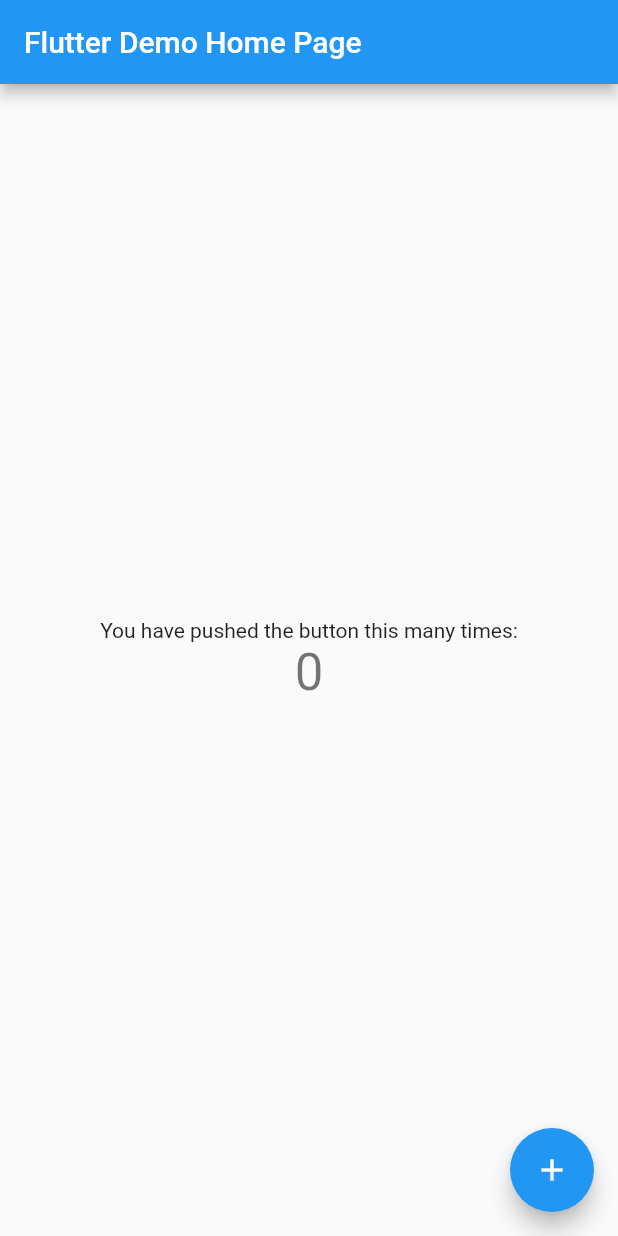
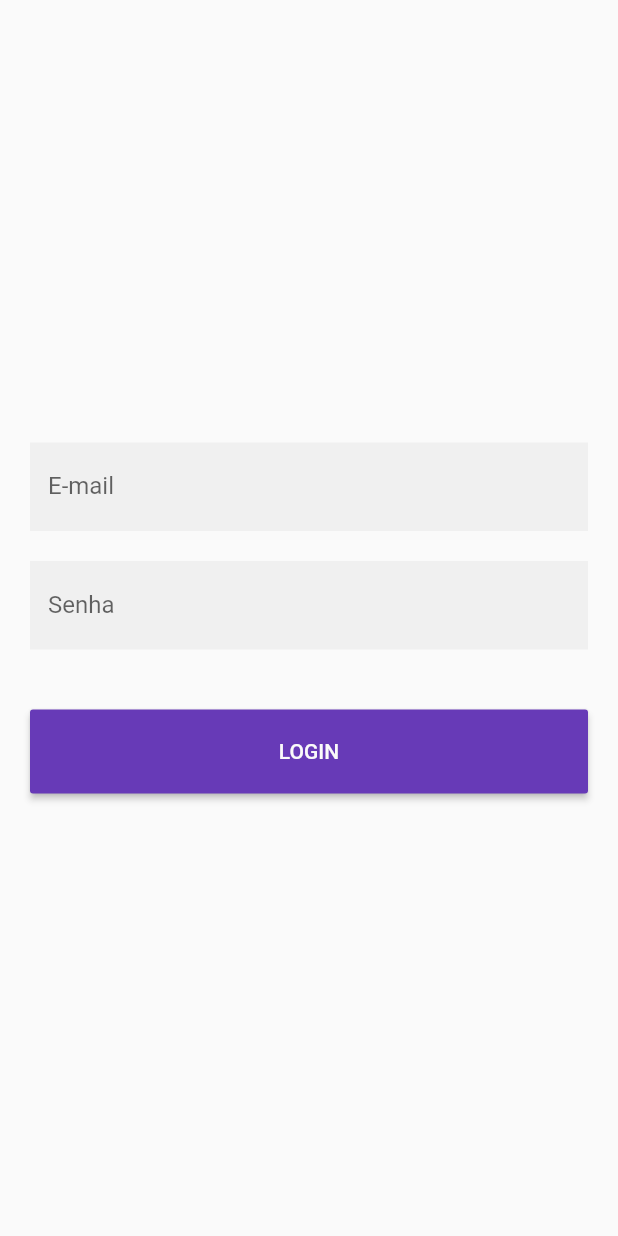
Before and after one commit to kleberandrade/adotai-flutter, a Flutter app: the screen it shows after launch, on a phone screen of 412 x 824 dp. Run offline on Flutter 3.47's test engine with Material 2 defaults, Android fonts, the phone set to English and light mode, and no system bars; our stand-ins replace firebase_auth, mobx; accounts and stored records are empty; generated files the repository leaves out were written again.

Commit message:
códigos da aula

```diff
--- a/lib/main.dart
+++ b/lib/main.dart
@@ -1,3 +1,4 @@
+import 'package:adotai/modules/signin/signin_page.dart';
 import 'package:flutter/material.dart';
 
 void main() {
@@ -5,113 +6,19 @@ void main() {
 }
 
 class MyApp extends StatelessWidget {
-  // This widget is the root of your application.
   @override
   Widget build(BuildContext context) {
     return MaterialApp(
-      title: 'Flutter Demo',
+      title: 'Adotai',
       theme: ThemeData(
-        // This is the theme of your application.
-        //
-        // Try running your application with "flutter run". You'll see the
-        // application has a blue toolbar. Then, without quitting the app, try
-        // changing the primarySwatch below to Colors.green and then invoke
-        // "hot reload" (press "r" in the console where you ran "flutter run",
-        // or simply save your changes to "hot reload" in a Flutter IDE).
-        // Notice that the counter didn't reset back to zero; the application
-        // is not restarted.
-        primarySwatch: Colors.blue,
-        // This makes the visual density adapt to the platform that you run
-        // the app on. For desktop platforms, the controls will be smaller and
-        // closer together (more dense) than on mobile platforms.
+        primarySwatch: Colors.deepPurple,
+        primaryColor: Colors.deepPurple,
+        accentColor: Colors.deepPurpleAccent,
+        buttonColor: Colors.deepPurple,
         visualDensity: VisualDensity.adaptivePlatformDensity,
       ),
-      home: MyHomePage(title: 'Flutter Demo Home Page'),
+      home: SigninPage(),
+      debugShowCheckedModeBanner: false,
     );
   }
 }
-
-class MyHomePage extends StatefulWidget {
-  MyHomePage({Key key, this.title}) : super(key: key);
-
-  // This widget is the home page of your application. It is stateful, meaning
-  // that it has a State object (defined below) that contains fields that affect
-  // how it looks.
-
-  // This class is the configuration for the state. It holds the values (in this
-  // case the title) provided by the parent (in this case the App widget) and
-  // used by the build method of the State. Fields in a Widget subclass are
-  // always marked "final".
-
-  final String title;
-
-  @override
-  _MyHomePageState createState() => _MyHomePageState();
-}
-
-class _MyHomePageState extends State<MyHomePage> {
-  int _counter = 0;
-
-  void _incrementCounter() {
-    setState(() {
-      // This call to setState tells the Flutter framework that something has
-      // changed in this State, which causes it to rerun the build method below
-      // so that the display can reflect the updated values. If we changed
-      // _counter without calling setState(), then the build method would not be
-      // called again, and so nothing would appear to happen.
-      _counter++;
-    });
-  }
-
-  @override
-  Widget build(BuildContext context) {
-    // This method is rerun every time setState is called, for instance as done
-    // by the _incrementCounter method above.
-    //
-    // The Flutter framework has been optimized to make rerunning build methods
-    // fast, so that you can just rebuild anything that needs updating rather
-    // than having to individually change instances of widgets.
-    return Scaffold(
-      appBar: AppBar(
-        // Here we take the value from the MyHomePage object that was created by
-        // the App.build method, and use it to set our appbar title.
-        title: Text(widget.title),
-      ),
-      body: Center(
-        // Center is a layout widget. It takes a single child and positions it
-        // in the middle of the parent.
-        child: Column(
-          // Column is also a layout widget. It takes a list of children and
-          // arranges them vertically. By default, it sizes itself to fit its
-          // children horizontally, and tries to be as tall as its parent.
-          //
-          // Invoke "debug painting" (press "p" in the console, choose the
-          // "Toggle Debug Paint" action from the Flutter Inspector in Android
-          // Studio, or the "Toggle Debug Paint" command in Visual Studio Code)
-          // to see the wireframe for each widget.
-          //
-          // Column has various properties to control how it sizes itself and
-          // how it positions its children. Here we use mainAxisAlignment to
-          // center the children vertically; the main axis here is the vertical
-          // axis because Columns are vertical (the cross axis would be
-          // horizontal).
-          mainAxisAlignment: MainAxisAlignment.center,
-          children: <Widget>[
-            Text(
-              'You have pushed the button this many times:',
-            ),
-            Text(
-              '$_counter',
-              style: Theme.of(context).textTheme.headline4,
-            ),
-          ],
-        ),
-      ),
-      floatingActionButton: FloatingActionButton(
-        onPressed: _incrementCounter,
-        tooltip: 'Increment',
-        child: Icon(Icons.add),
-      ), // This trailing comma makes auto-formatting nicer for build methods.
-    );
-  }
-}
--- /dev/null
+++ b/lib/modules/signin/signin_page.dart
@@ -0,0 +1,47 @@
+import 'package:adotai/modules/signin/signin_controller.dart';
+import 'package:adotai/shared/widgets/email_form_field.dart';
+import 'package:adotai/shared/widgets/password_form_field.dart';
+import 'package:adotai/shared/widgets/submit_button.dart';
+import 'package:flutter/material.dart';
+
+class SigninPage extends StatefulWidget {
+  @override
+  _SigninPageState createState() => _SigninPageState();
+}
+
+class _SigninPageState extends State<SigninPage> {
+  final _formKey = GlobalKey<FormState>();
+  final _controller = SigninController();
+
+  @override
+  Widget build(BuildContext context) {
+    return Scaffold(
+      body: Container(
+        padding: EdgeInsets.all(20),
+        child: Form(
+          key: _formKey,
+          child: Column(
+            mainAxisAlignment: MainAxisAlignment.center,
+            crossAxisAlignment: CrossAxisAlignment.stretch,
+            children: <Widget>[
+              EmailFormField(onSaved: _controller.setEmail),
+              SizedBox(height: 20),
+              PasswordFormField(onSaved: _controller.setPassword),
+              SizedBox(height: 40),
+              SubmitButton(
+                label: 'Login',
+                onTap: () {
+                  final state = _formKey.currentState;
+                  if (state.validate()) {
+                    state.save();
+                    _controller.login();
+                  }
+                },
+              ),
+            ],
+          ),
+        ),
+      ),
+    );
+  }
+}
--- /dev/null
+++ b/lib/shared/widgets/email_form_field.dart
@@ -0,0 +1,22 @@
+import 'package:flutter/material.dart';
+
+class EmailFormField extends StatelessWidget {
+  final Function(String) onSaved;
+
+  const EmailFormField({
+    Key key,
+    this.onSaved,
+  }) : super(key: key);
+
+  @override
+  Widget build(BuildContext context) {
+    return TextFormField(
+      decoration: InputDecoration(
+        labelText: 'E-mail',
+        filled: true,
+        border: InputBorder.none,
+      ),
+      onSaved: onSaved,
+    );
+  }
+}
--- /dev/null
+++ b/lib/shared/widgets/password_form_field.dart
@@ -0,0 +1,23 @@
+import 'package:flutter/material.dart';
+
+class PasswordFormField extends StatelessWidget {
+  final Function(String) onSaved;
+
+  const PasswordFormField({
+    Key key,
+    this.onSaved,
+  }) : super(key: key);
+
+  @override
+  Widget build(BuildContext context) {
+    return TextFormField(
+      obscureText: false,
+      decoration: InputDecoration(
+        labelText: 'Senha',
+        filled: true,
+        border: InputBorder.none,
+      ),
+      onSaved: onSaved,
+    );
+  }
+}
--- /dev/null
+++ b/lib/shared/widgets/submit_button.dart
@@ -0,0 +1,26 @@
+import 'package:flutter/material.dart';
+
+class SubmitButton extends StatelessWidget {
+  final String label;
+  final Function onTap;
+
+  const SubmitButton({
+    Key key,
+    this.label,
+    this.onTap,
+  }) : super(key: key);
+
+  @override
+  Widget build(BuildContext context) {
+    return RaisedButton(
+      padding: EdgeInsets.all(20),
+      child: Text(
+        label.toUpperCase(),
+        style: TextStyle(
+          color: Theme.of(context).canvasColor,
+        ),
+      ),
+      onPressed: onTap,
+    );
+  }
+}
```
Also changed, not shown: lib/modules/password/password_controller.dart (added, +24 -0 lines), lib/modules/password/password_page.dart (added, +44 -0 lines), lib/modules/password/password_repository.dart (added, +9 -0 lines), lib/modules/signin/signin_controller.dart (added, +32 -0 lines), lib/modules/signin/signin_repository.dart (added, +16 -0 lines), lib/modules/signup/signup_controller.dart (added, +32 -0 lines), lib/modules/signup/signup_page.dart (added, +47 -0 lines), lib/modules/signup/signup_repository.dart (added, +12 -0 lines), pubspec.yaml (+12 -56 lines), lib/modules/password/password_controller.g.dart (added), lib/modules/signin/signin_controller.g.dart (added), lib/modules/signup/signup_controller.g.dart (added), pubspec.lock, 2 other files.
